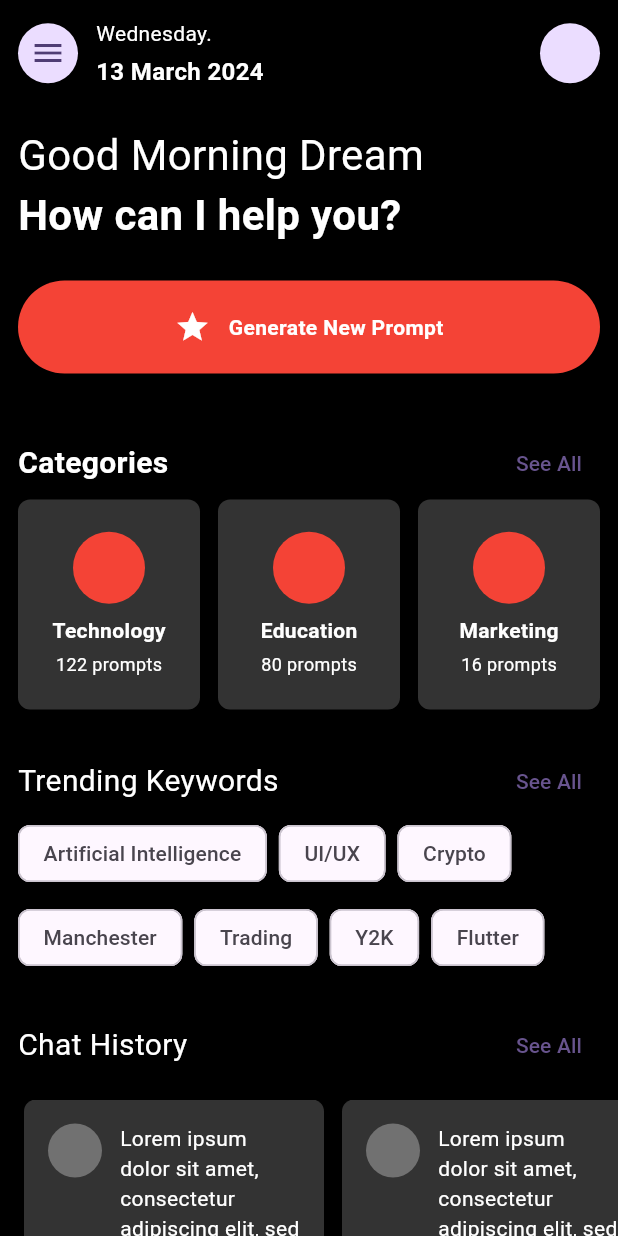
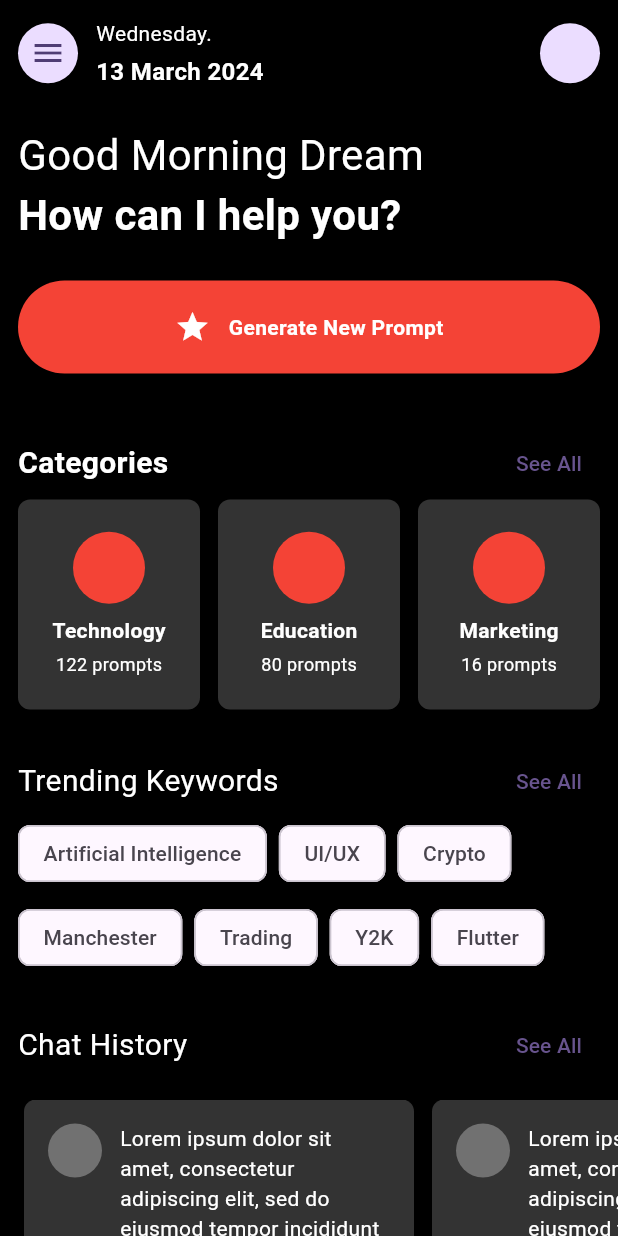
Before and after one commit to JAICHANGPARK/flutter_notebook_chapter_36, a Flutter app: the ChatBotHomePage screen opened directly, on a phone screen of 412 x 824 dp. Run offline on Flutter 3.47's test engine with Material 3 defaults, Android fonts, the phone set to English and light mode, and no system bars; our stand-ins replace gap.

Commit message:
Update chat_bot_home_page.dart

```diff
--- a/lib/ep1831_chat_bot_app/views/chat_bot_home_page.dart
+++ b/lib/ep1831_chat_bot_app/views/chat_bot_home_page.dart
@@ -311,7 +311,7 @@ class _ChatBotHomePageState extends State<ChatBotHomePage> {
                       scrollDirection: Axis.horizontal,
                       itemBuilder: (context, index) {
                         return Container(
-                          width: 200,
+                          width: 260,
                           decoration: BoxDecoration(
                             color: Colors.white.withOpacity(.2),
                             borderRadius: BorderRadius.circular(8),
```
